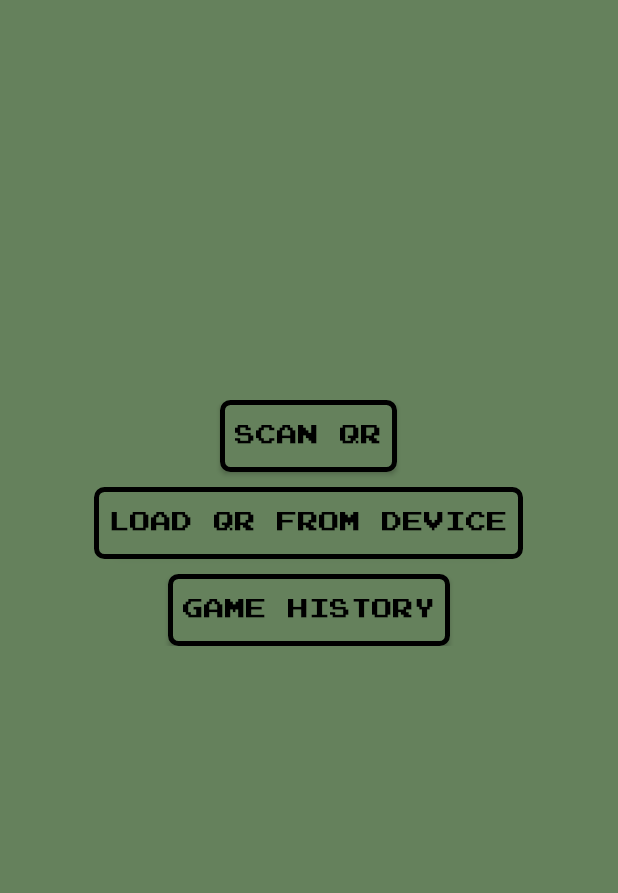
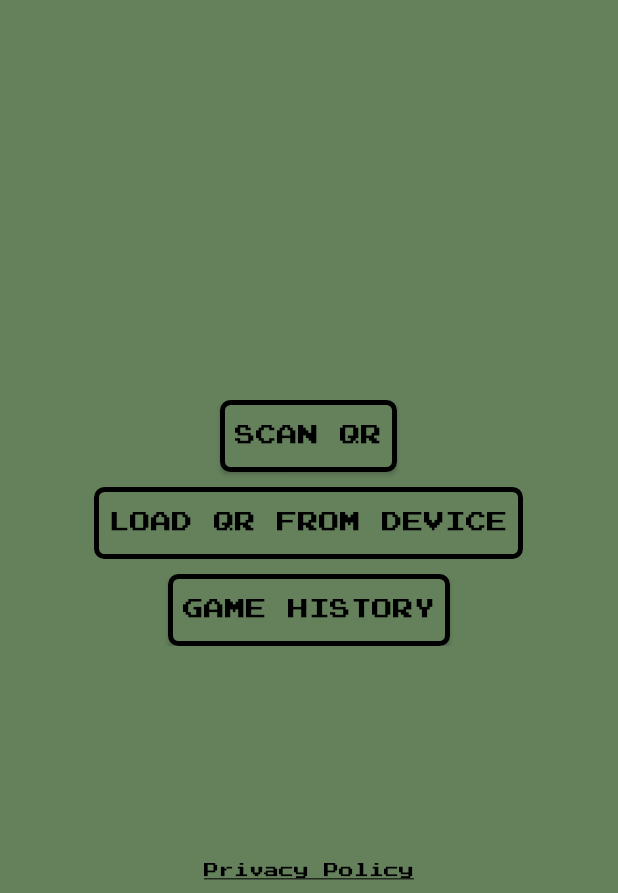
Before and after one commit to SiXoS/qr-game-app, an Android app: the screen it shows after launch (MainActivity), on a phone screen of 412 x 824 dp, the part 343-1236 px from its top. Run offline under Robolectric (Android 15) with nearby library versions, the phone set to English and light mode, and no system bars; libraries missing offline, so code that uses them is left out: androidx.camera.core, androidx.camera.lifecycle, androidx.camera.view, com.google.mlkit.vision; plain views replace PreviewView; 2 statements that could not run were skipped.

Commit message:
Add privacy policy

```diff
--- a/app/src/main/java/se/lindhen/qrgame/GameHistoryActivity.kt
+++ b/app/src/main/java/se/lindhen/qrgame/GameHistoryActivity.kt
@@ -2,6 +2,7 @@ package se.lindhen.qrgame
 
 import android.content.Intent
 import android.os.Bundle
+import android.util.Log
 import android.view.MenuItem
 import android.view.View
 import android.view.ViewGroup
@@ -18,11 +19,12 @@ import java.text.SimpleDateFormat
 import java.time.OffsetDateTime
 import java.time.ZoneId
 import java.time.format.DateTimeFormatter
+import java.util.*
 
 
 class GameHistoryActivity : AppCompatActivity() {
 
-    private val dateFormat = SimpleDateFormat("d MMMM yyyy")
+    private val dateFormat = SimpleDateFormat("d MMMM yyyy", Locale.US)
     private lateinit var games: MutableList<Game>
     private lateinit var gameDao: GameDao
     private lateinit var gameHistoryAdapter: GameHistoryAdapter
--- a/app/src/main/res/layout/activity_main.xml
+++ b/app/src/main/res/layout/activity_main.xml
@@ -54,6 +54,15 @@
 
     </LinearLayout>
 
+    <TextView
+        android:layout_width="match_parent"
+        android:layout_height="wrap_content"
+        android:text="@string/privacy_policy"
+        app:layout_constraintBottom_toBottomOf="parent"
+        android:padding="10dp"
+        android:textSize="10sp"
+        android:gravity="center" />
+
     <androidx.constraintlayout.widget.ConstraintLayout
         android:id="@+id/qr_scan_view"
         android:layout_width="match_parent"
--- a/app/src/main/res/values/strings.xml
+++ b/app/src/main/res/values/strings.xml
@@ -26,4 +26,5 @@
     <string name="forcefully_terminated_single">The game has been forcefully terminated as it took too long to run a single iteration.</string>
     <string name="forcefully_terminated_fps">The game has been forcefully terminated due to excessive CPU usage and low frame rate.</string>
     <string name="forcefully_terminated_memory">The game has been forcefully terminated due to high memory usage.</string>
+    <string name="privacy_policy"><a href="https://github.com/SiXoS/qr-game-app/blob/main/PRIVACY_POLICY.md">Privacy Policy</a></string>
 </resources>
--- a/app/src/main/res/values/themes.xml
+++ b/app/src/main/res/values/themes.xml
@@ -14,6 +14,7 @@
         <!-- Customize your theme here. -->
         <item name="android:windowBackground">@color/activityBackground</item>
         <item name="android:textColor">@color/black</item>
+        <item name="android:textColorLink">@color/black</item>
         <item name="android:textColorHighlight">@color/oldBackground</item>
     </style>
 
```
Also changed, not shown: 2 other files.
